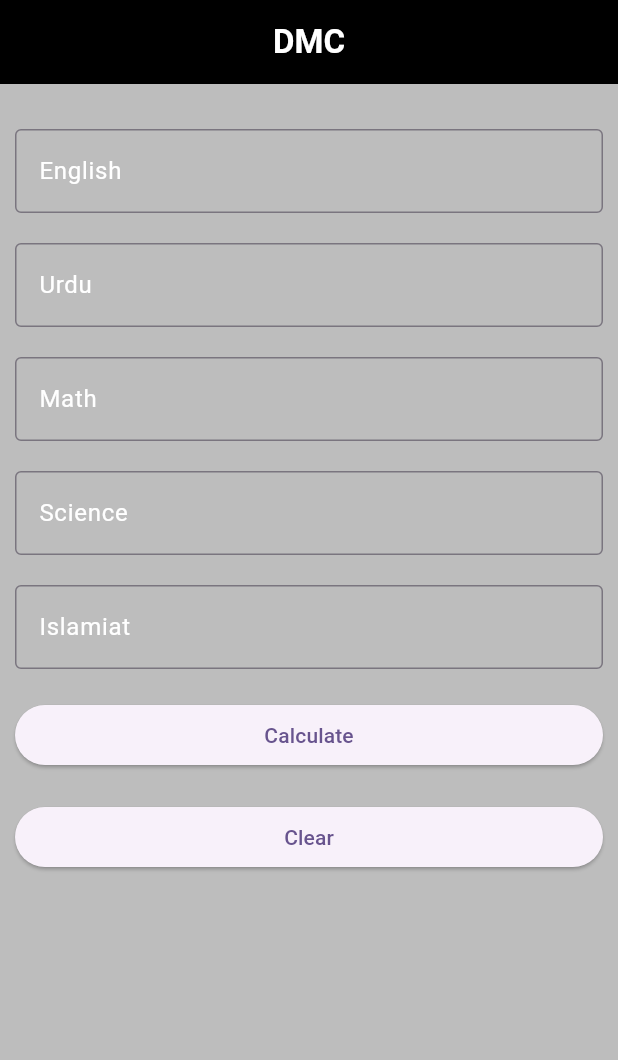
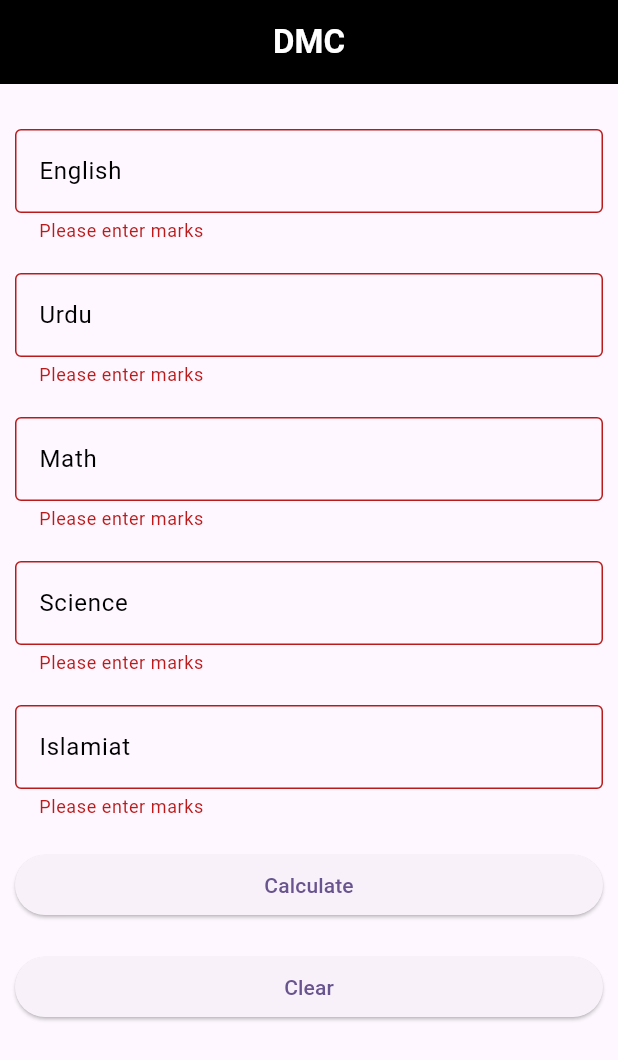
Before and after one commit to sadiqawan/DMC_Calculator, a Flutter app: the screen it shows after launch, after a tap on "Calculate", on a phone screen of 412 x 824 dp. Shown: the top 1060 px of the screen. Run offline on Flutter 3.47's test engine with Material 3 defaults, Android fonts, the phone set to English and light mode, and no system bars; our stand-ins replace gap.

```diff
--- a/lib/screens/home_screen.dart
+++ b/lib/screens/home_screen.dart
@@ -1,3 +1,4 @@
+import 'package:dmc_calculator_fifth_assign/screens/result_screen.dart';
 import 'package:flutter/material.dart';
 import 'package:gap/gap.dart';
 
@@ -8,19 +9,17 @@ class HomeScreen extends StatefulWidget {
   State<HomeScreen> createState() => _HomeScreenState();
 }
 
-
-
-
 class _HomeScreenState extends State<HomeScreen> {
-
   GlobalKey<FormState> formkey = GlobalKey<FormState>();
   late int eng, urdu, math, sci, isl;
-
+  late int obt;
+  late String grd;
+  late double per;
 
   @override
   Widget build(BuildContext context) {
     return Scaffold(
-      backgroundColor: Colors.black26,
+
       appBar: AppBar(
         title: const Center(
           child: Text(
@@ -41,45 +40,43 @@ class _HomeScreenState extends State<HomeScreen> {
                 keyboardType: TextInputType.number,
                 decoration: const InputDecoration(
                   hintText: 'Enter English marks',
-                  hintStyle: TextStyle(color: Colors.white),
+                  hintStyle: TextStyle(color: Colors.black),
                   labelText: 'English',
-                  labelStyle: TextStyle(color: Colors.white),
+                  labelStyle: TextStyle(color: Colors.black),
                   border: OutlineInputBorder(),
                 ),
-
-                validator: (text){
-                  if( text == null || text.isEmpty){
+                validator: (text) {
+                  if (text == null || text.isEmpty) {
                     return 'Please enter marks';
                   }
-                  if( text.length > 3){
+                  if (text.length > 3) {
                     return ' inValid Marks';
                   }
-                  if ( int.parse(text) >= 100){
+                  if (int.parse(text) >= 100) {
                     return 'Marks can not be grater than 100';
                   }
                   eng = int.parse(text);
                   return null;
                 },
-
               ),
               const Gap(20),
               TextFormField(
                 keyboardType: TextInputType.number,
                 decoration: const InputDecoration(
                   hintText: 'Enter Urdu marks',
-                  hintStyle: TextStyle(color: Colors.white),
+                  hintStyle: TextStyle(color: Colors.black),
                   labelText: 'Urdu',
-                  labelStyle: TextStyle(color: Colors.white),
+                  labelStyle: TextStyle(color: Colors.black),
                   border: OutlineInputBorder(),
                 ),
-                validator: (text){
-                  if( text == null || text.isEmpty){
+                validator: (text) {
+                  if (text == null || text.isEmpty) {
                     return 'Please enter marks';
                   }
-                  if( text.length > 3){
+                  if (text.length > 3) {
                     return ' inValid Marks';
                   }
-                  if ( int.parse(text) >= 100){
+                  if (int.parse(text) >= 100) {
                     return 'Marks can not be grater than 100';
                   }
                   urdu = int.parse(text);
@@ -91,22 +88,22 @@ class _HomeScreenState extends State<HomeScreen> {
                 keyboardType: TextInputType.number,
                 decoration: const InputDecoration(
                   hintText: 'Enter Math marks',
-                  hintStyle: TextStyle(color: Colors.white),
+                  hintStyle: TextStyle(color: Colors.black),
                   labelText: 'Math',
-                  labelStyle: TextStyle(color: Colors.white),
+                  labelStyle: TextStyle(color: Colors.black),
                   border: OutlineInputBorder(),
                 ),
-                validator: (text){
-                  if( text == null || text.isEmpty){
+                validator: (text) {
+                  if (text == null || text.isEmpty) {
                     return 'Please enter marks';
                   }
-                  if( text.length > 3){
+                  if (text.length > 3) {
                     return ' inValid Marks';
                   }
-                  if ( int.parse(text) >= 100){
+                  if (int.parse(text) >= 100) {
                     return 'Marks can not be grater than 100';
                   }
-                  math= int.parse(text);
+                  math = int.parse(text);
                   return null;
                 },
               ),
@@ -115,19 +112,19 @@ class _HomeScreenState extends State<HomeScreen> {
                 keyboardType: TextInputType.number,
                 decoration: const InputDecoration(
                   hintText: 'Enter Science marks',
-                  hintStyle: TextStyle(color: Colors.white),
+                  hintStyle: TextStyle(color: Colors.black),
                   labelText: 'Science ',
-                  labelStyle: TextStyle(color: Colors.white),
+                  labelStyle: TextStyle(color: Colors.black),
                   border: OutlineInputBorder(),
                 ),
-                validator: (text){
-                  if( text == null || text.isEmpty){
+                 validator: (text) {
+                  if (text == null || text.isEmpty) {
                     return 'Please enter marks';
                   }
-                  if( text.length > 3){
+                  if (text.length > 3) {
                     return ' inValid Marks';
                   }
-                  if ( int.parse(text) >= 100){
+                  if (int.parse(text) >= 100) {
                     return 'Marks can not be grater than 100';
                   }
                   sci = int.parse(text);
@@ -139,19 +136,19 @@ class _HomeScreenState extends State<HomeScreen> {
                 keyboardType: TextInputType.number,
                 decoration: const InputDecoration(
                   hintText: 'Enter Islamiat marks',
-                  hintStyle: TextStyle(color: Colors.white),
+                  hintStyle: TextStyle(color: Colors.black),
                   labelText: 'Islamiat',
-                  labelStyle: TextStyle(color: Colors.white),
+                  labelStyle: TextStyle(color: Colors.black),
                   border: OutlineInputBorder(),
                 ),
-                validator: (text){
-                  if( text == null || text.isEmpty){
+                validator: (text) {
+                  if (text == null || text.isEmpty) {
                     return 'Please enter marks';
                   }
-                  if( text.length > 3){
+                  if (text.length > 3) {
                     return ' inValid Marks';
                   }
-                  if ( int.parse(text) >= 100){
+                  if (int.parse(text) >= 100) {
                     return 'Marks can not be grater than 100';
                   }
                   isl = int.parse(text);
@@ -159,13 +156,39 @@ class _HomeScreenState extends State<HomeScreen> {
                 },
               ),
               const Gap(20),
-              ElevatedButton(onPressed: () {}, child: const Text('Calculate')),
+              ElevatedButton(
+                  onPressed: () {
+                    formkey.currentState!.validate();
+                    setState(() {
+                      obt = eng + urdu + math + sci + math + isl;
+                      per = obt * 100 / 500;
+                      if (per <= 90) {
+                        grd = 'Your grade is A';
+                      } else if (per <= 80) {
+                        grd = 'Your grade is B';
+                      } else if (per <= 70) {
+                        grd = 'Your grade is C';
+                      } else if (per <= 60) {
+                        grd = 'Your grade is D';
+                      } else {
+                        grd = 'You have failed';
+                      };
+
+                     Navigator.of(context).push(MaterialPageRoute(builder: (context) => ResultScreen(eng: eng, urd: urdu, math: math, sci: sci, isl: isl,  obt: obt, per: per, grd: grd)
+                     ));
+                    });
+                   ;
+                  },
+                  child: const Text('Calculate')),
               const Gap(20),
-              ElevatedButton(onPressed: () {
-                setState(() {
+              ElevatedButton(
+                  onPressed: () {
+                    setState(() {
 
-                });
-              }, child: const Text('Clear'))
+                      formkey.currentState!.reset();
+                    });
+                  },
+                  child: const Text('Clear'))
             ],
           ),
         ),
```
Also changed, not shown: lib/screens/result_screen.dart (added, +154 -0 lines).
